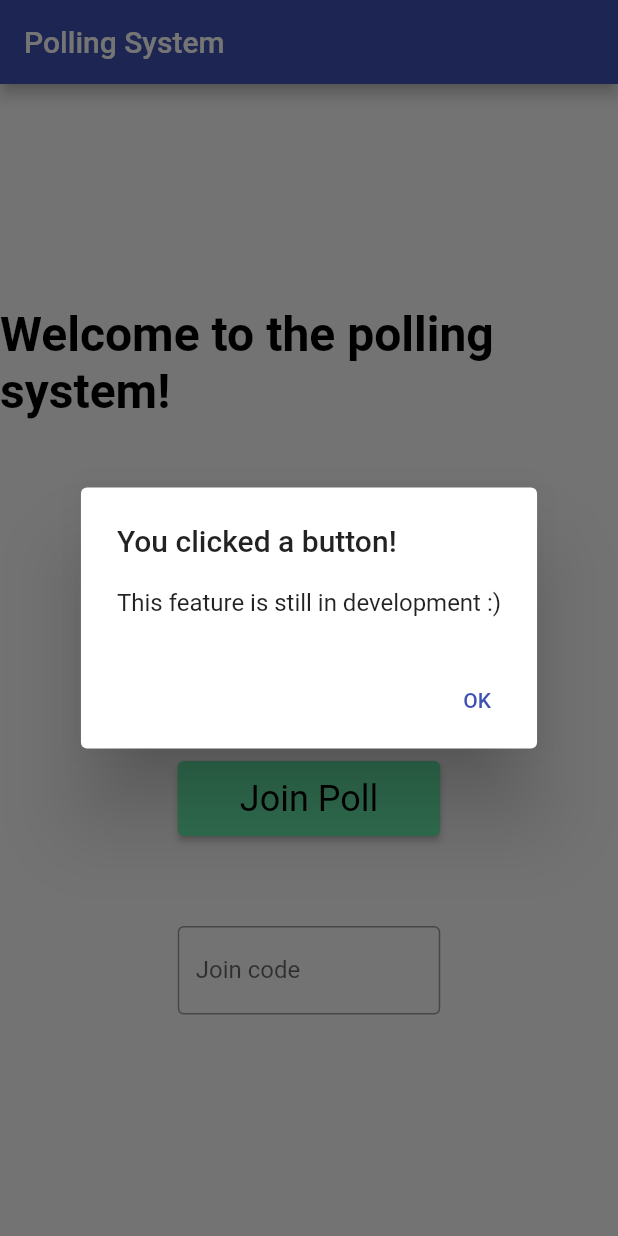
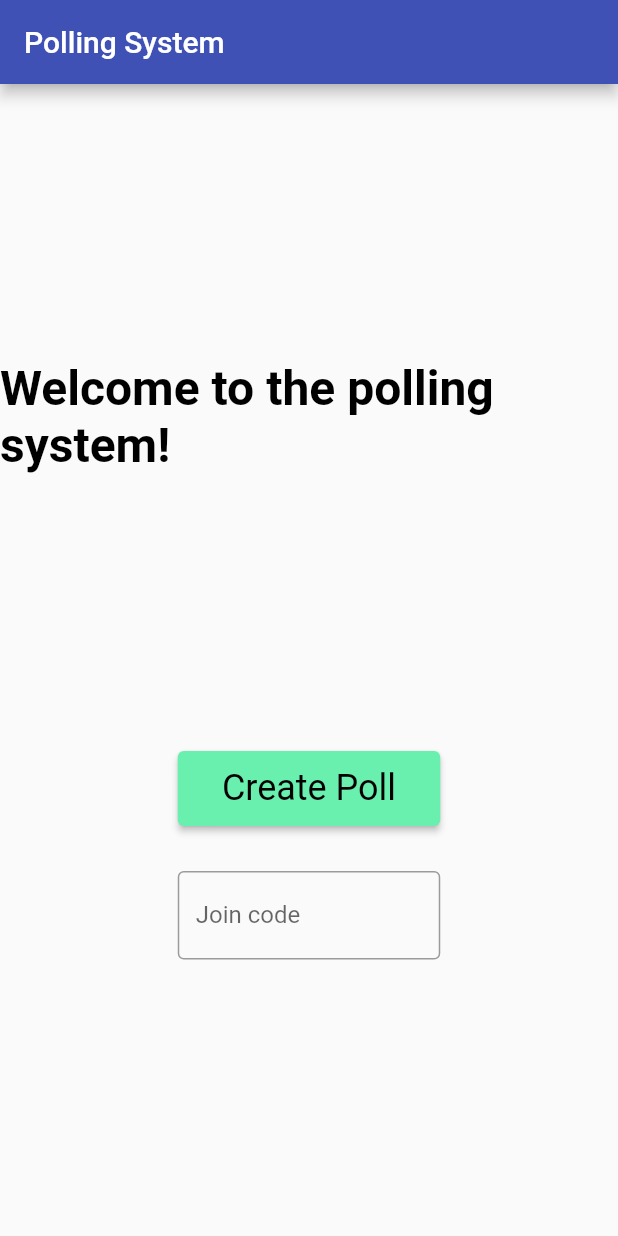
Before and after one commit to InsaneH4/poll, a Flutter app: the screen it shows after launch, after a tap on "Join Poll", on a phone screen of 412 x 824 dp. Run offline on Flutter 3.47's test engine with Material 2 defaults, Android fonts, the phone set to English and light mode, and no system bars.

Commit message:
button transition and action on enter in textfield

```diff
--- a/lib/main.dart
+++ b/lib/main.dart
@@ -55,6 +55,14 @@ class MyHomePage extends StatefulWidget {
 }
 
 class _MyHomePageState extends State<MyHomePage> {
+  void showField() {
+    setState(() {
+      _fieldVisible = !_fieldVisible;
+    });
+  }
+
+  bool _fieldVisible = true;
+
   @override
   Widget build(BuildContext context) {
     // This method is rerun every time setState is called, for instance as done
@@ -99,24 +107,26 @@ class _MyHomePageState extends State<MyHomePage> {
             ),
             Column(children: <Widget>[
               ElevatedButton(
-                  onPressed: () => _dialogBuilder(context),
+                  onPressed: () => _tempDialog(context),
                   child: const Text("Create Poll")),
               Container(
                 margin: const EdgeInsets.only(top: 30),
-                child: ElevatedButton(
-                    onPressed: () => _dialogBuilder(context),
-                    child: const Text("Join Poll")),
-              ),
-              Container(
-                margin: const EdgeInsets.only(top: 60),
-                child: const SizedBox(
+                child: AnimatedSwitcher(
+                  //TODO: make animation look cooler
+                  duration: const Duration(milliseconds: 500),
+                  child: _fieldVisible
+                      ? ElevatedButton(
+                          onPressed: showField, child: const Text("Join Poll"))
+                      : SizedBox(
                           width: 175,
                           child: TextField(
                             maxLines: 1,
                             textAlign: TextAlign.center,
-                    decoration: InputDecoration(
+                            decoration: const InputDecoration(
                               border: OutlineInputBorder(),
                               labelText: 'Join code',
+                            ),
+                            onEditingComplete: () => _tempDialog(context),
                           ),
                         ),
                 ),
@@ -124,16 +134,16 @@ class _MyHomePageState extends State<MyHomePage> {
             ])
           ],
         ),
-      ), // This trailing comma makes auto-formatting nicer for build methods.
+      ),
     );
   }
 
-  Future<void> _dialogBuilder(BuildContext context) {
+  Future<void> _tempDialog(BuildContext context) {
     return showDialog<void>(
       context: context,
       builder: (BuildContext context) {
         return AlertDialog(
-          title: const Text('You clicked a button!'),
+          title: const Text('You did something!'),
           content: const Text('This feature is still in development :)'),
           actions: <Widget>[
             TextButton(
```
Lines whose indentation alone changed are shown as unchanged.
